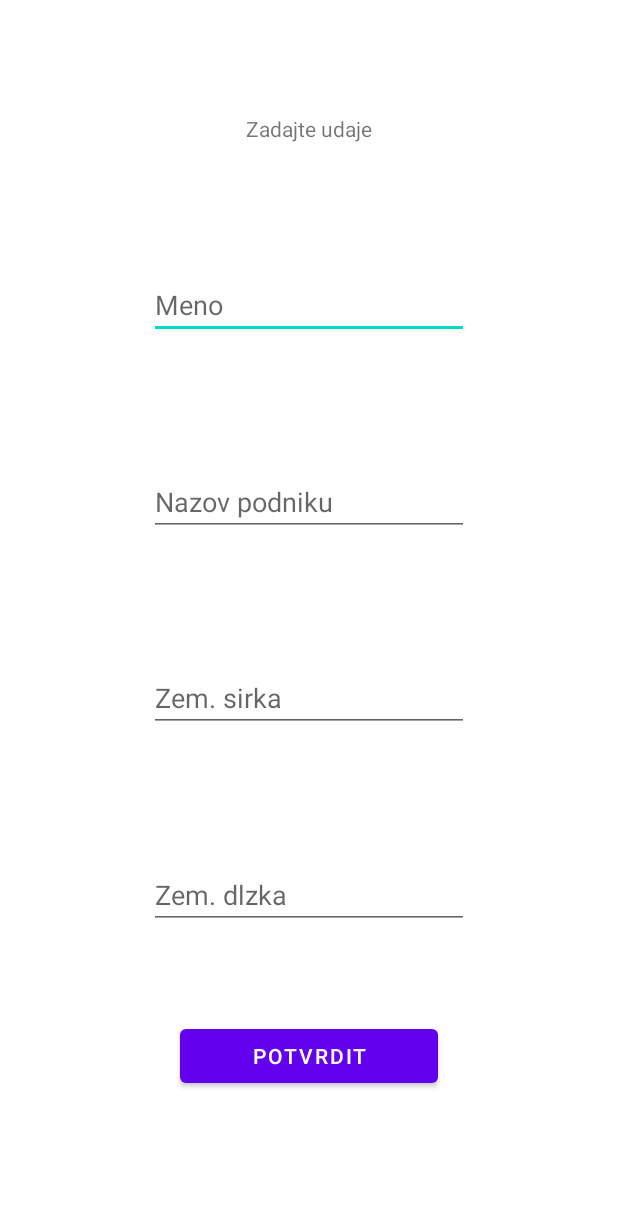
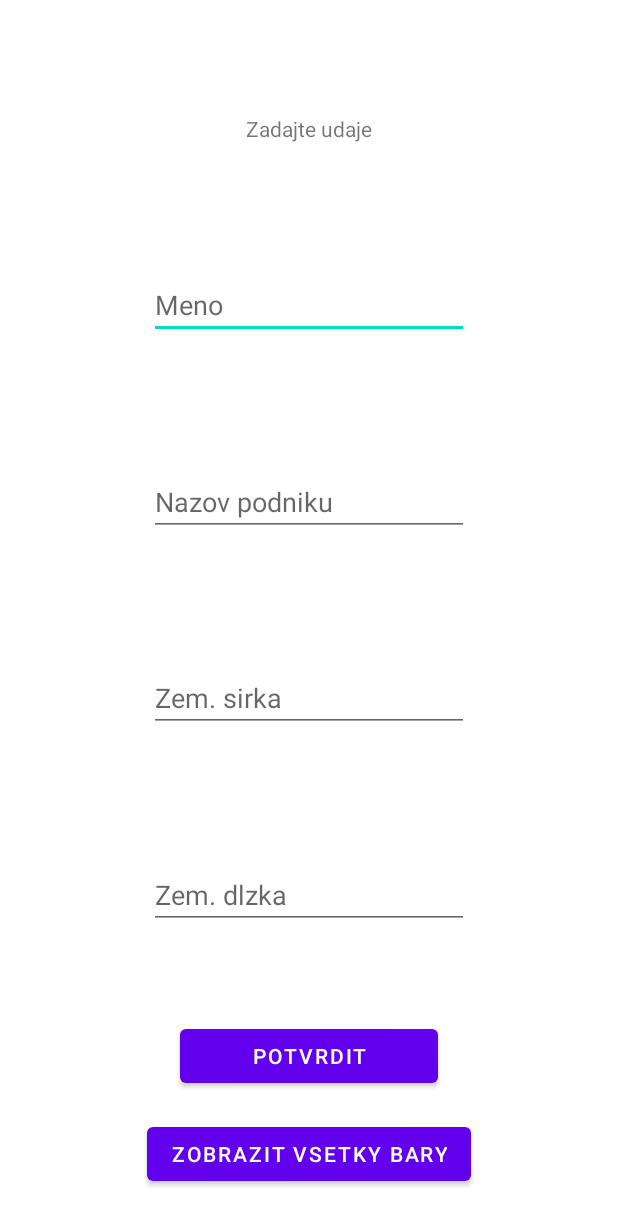
Before and after one commit to cybjorge/Semestralne_zadanie, an Android app: the layout fragment_home.xml on its own in the app's theme, with its tools: preview values and no code run, on a phone screen of 412 x 824 dp. Shown: the top 1225 px of the screen. Run offline under Robolectric (Android 15) with nearby library versions, the phone set to English and light mode, and no system bars.

Commit message:
Z2 - https://android.mpage.sk/cvicenie3.php - navigation between home fragment and the rest

```diff
--- a/app/src/main/res/layout/fragment_home.xml
+++ b/app/src/main/res/layout/fragment_home.xml
@@ -98,4 +98,18 @@
         app:layout_constraintStart_toStartOf="parent"
         app:layout_constraintTop_toBottomOf="@+id/altitude" />
 
+    <Button
+        android:id="@+id/list_of_all_pubs"
+        android:layout_width="wrap_content"
+        android:layout_height="wrap_content"
+        android:layout_marginStart="100dp"
+        android:layout_marginTop="10dp"
+        android:layout_marginEnd="100dp"
+        android:layout_marginBottom="23dp"
+        android:text="Zobrazit vsetky bary"
+        app:layout_constraintBottom_toBottomOf="parent"
+        app:layout_constraintEnd_toEndOf="parent"
+        app:layout_constraintStart_toStartOf="parent"
+        app:layout_constraintTop_toBottomOf="@+id/submit_button" />
+
 </androidx.constraintlayout.widget.ConstraintLayout>
--- a/app/src/main/res/navigation/nav_graph.xml
+++ b/app/src/main/res/navigation/nav_graph.xml
@@ -3,7 +3,7 @@
     xmlns:app="http://schemas.android.com/apk/res-auto"
     xmlns:tools="http://schemas.android.com/tools"
     android:id="@+id/nav_graph"
-    app:startDestination="@id/listOfPubs">
+    app:startDestination="@id/home2">
 
     <activity
         android:id="@+id/mainActivity"
```
Also changed, not shown: app/src/main/java/com/example/semestralne_zadanie/home.kt (+5 -21 lines).
